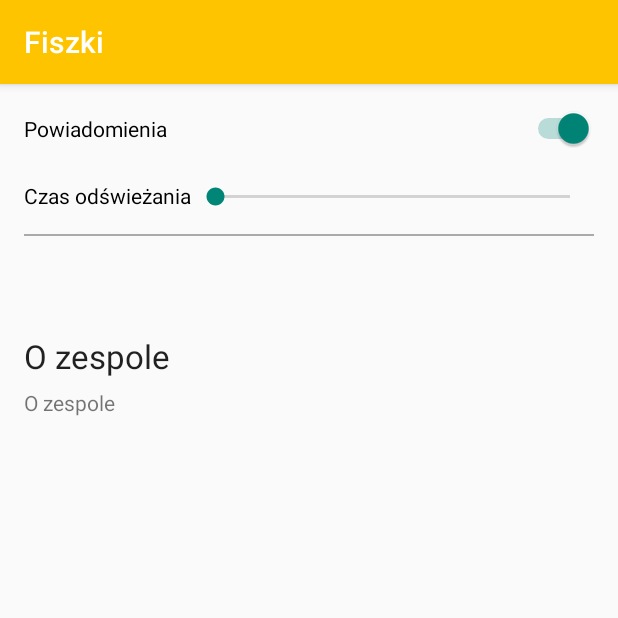
After one commit to rstnewbies/Fiszki, an Android app: the SettingsActivity screen opened directly, with no data from a screen before it, on a phone screen of 412 x 824 dp, the top half of it. The commit adds this screen. Run offline under Robolectric (Android 15) with nearby library versions, the phone set to English and light mode, and no system bars.

Commit message:
Added settings activity and layout

```diff
--- /dev/null
+++ b/app/src/main/java/eu/qm/fiszki/SettingsActivity.java
@@ -0,0 +1,45 @@
+package eu.qm.fiszki;
+
+import android.support.v7.app.ActionBar;
+import android.support.v7.app.AppCompatActivity;
+import android.os.Bundle;
+import android.widget.CompoundButton;
+import android.widget.Switch;
+import android.widget.Toast;
+
+import eu.qm.fiszki.ActivityContainer.MainActivity;
+
+public class SettingsActivity extends AppCompatActivity {
+
+    private  Switch notificationSwitch;
+
+    @Override
+    protected void onCreate(Bundle savedInstanceState) {
+        super.onCreate(savedInstanceState);
+        setContentView(R.layout.activity_settings);
+        notificationSwitch = (Switch) findViewById(R.id.notificationSwitch);
+        notificationSwitch.setChecked(true);
+        notificationSwitch.setOnCheckedChangeListener(new CompoundButton.OnCheckedChangeListener(){
+            @Override
+        public void onCheckedChanged(CompoundButton buttonView, boolean isChecked){
+                if(isChecked){
+                  MainActivity alarm = new MainActivity();
+                  alarm.notOff();
+                }
+                else{
+                    Toast.makeText(getApplicationContext(), "Wylaczony switch", Toast.LENGTH_SHORT).show();
+                }
+            }
+        });
+        //domyślnie po uruchomieniu
+        if(notificationSwitch.isChecked()){
+           // MainActivity alarm = new MainActivity();
+           // alarm.notOff();
+            Toast.makeText(getApplicationContext(), "Wylaczony switch", Toast.LENGTH_SHORT).show();
+        }
+        else{
+            Toast.makeText(getApplicationContext(), "Wylaczony switch", Toast.LENGTH_SHORT).show();
+        }
+    }
+
+}
--- /dev/null
+++ b/app/src/main/res/layout/activity_settings.xml
@@ -0,0 +1,74 @@
+<?xml version="1.0" encoding="utf-8"?>
+<RelativeLayout xmlns:android="http://schemas.android.com/apk/res/android"
+    xmlns:tools="http://schemas.android.com/tools" android:layout_width="match_parent"
+    android:layout_height="match_parent" android:paddingLeft="@dimen/activity_horizontal_margin"
+    android:paddingRight="@dimen/activity_horizontal_margin"
+    android:paddingTop="@dimen/activity_vertical_margin"
+    android:paddingBottom="@dimen/activity_vertical_margin"
+    tools:context="eu.qm.fiszki.SettingsActivity">
+
+    <Switch
+        android:layout_width="wrap_content"
+        android:layout_height="wrap_content"
+        android:id="@+id/notificationSwitch"
+        android:checked="false"
+        android:text="@string/switch_notification"
+        android:layout_alignParentTop="true"
+        android:layout_alignParentLeft="true"
+        android:layout_alignParentStart="true"
+        android:layout_alignRight="@+id/view"
+        android:layout_alignEnd="@+id/view" />
+
+    <View
+        android:layout_width="match_parent"
+        android:layout_height="1dp"
+        android:background="@android:color/darker_gray"
+        android:layout_marginTop="84dp"
+        android:id="@+id/view"
+        android:layout_below="@+id/switch1"
+        android:layout_alignParentLeft="true"
+        android:layout_alignParentStart="true" />
+
+    <TextView
+        android:layout_width="wrap_content"
+        android:layout_height="wrap_content"
+        android:text="O zespole"
+        android:id="@+id/textView5"
+        android:layout_marginTop="101dp"
+        android:layout_below="@+id/view"
+        android:layout_alignParentLeft="true"
+        android:layout_alignParentStart="true" />
+
+    <TextView
+        android:layout_width="wrap_content"
+        android:layout_height="wrap_content"
+        android:textAppearance="?android:attr/textAppearanceLarge"
+        android:text="O zespole"
+        android:id="@+id/textView6"
+        android:layout_alignBottom="@+id/textView5"
+        android:layout_alignParentLeft="true"
+        android:layout_alignParentStart="true"
+        android:layout_marginBottom="26dp" />
+
+    <TextView
+        android:layout_width="wrap_content"
+        android:layout_height="wrap_content"
+        android:textAppearance="?android:attr/textAppearanceSmall"
+        android:text="@string/notification_time"
+        android:id="@+id/textView7"
+        android:layout_marginTop="21dp"
+        android:textColor="#000"
+        android:layout_below="@+id/notificationSwitch"
+        android:layout_alignParentLeft="true"
+        android:layout_alignParentStart="true" />
+
+    <SeekBar
+        android:layout_width="wrap_content"
+        android:layout_height="wrap_content"
+        android:id="@+id/seekBar"
+        android:layout_alignBottom="@+id/textView7"
+        android:layout_toRightOf="@+id/textView7"
+        android:layout_alignRight="@+id/notificationSwitch"
+        android:layout_alignEnd="@+id/notificationSwitch" />
+
+</RelativeLayout>
--- /dev/null
+++ b/app/src/main/res/menu/menu_main.xml
@@ -0,0 +1,6 @@
+<menu xmlns:android="http://schemas.android.com/apk/res/android"
+    xmlns:app="http://schemas.android.com/apk/res-auto"
+    xmlns:tools="http://schemas.android.com/tools" tools:context=".AddWordActivity">
+    <item android:id="@+id/settings" android:title="@string/action_settings"
+        android:orderInCategory="100" app:showAsAction="never" />
+</menu>
--- a/app/src/main/res/values/strings.xml
+++ b/app/src/main/res/values/strings.xml
@@ -15,10 +15,11 @@
     <string name="notification_title">Czas na naukę.</string>
     <string name="notification_message">Przyszedł czas na przetłumaczenie słowa. To pozwoli Ci
                                         szybciej się nauczyć danego języka</string>
-    <string name="empty_base_main_layout">Nie dodałeś jeszcze żadnego słówka. Aby dodaj kliknij plusa
+    <string name="empty_base_main_layout">Nie dodałeś jeszcze żadnego słówka. Aby dodać kliknij plusa
                                         w prawym dolnym rogu.</string>
     <string name="translation_word">Słówko</string>
     <string name="translation_info">Tłumaczenie</string>
     <string name="translation_language">Angielski</string>
-
+    <string name="switch_notification">Powiadomienia</string>
+    <string name="notification_time">Czas odświeżania</string>
 </resources>
```
Also changed, not shown: app/src/main/AndroidManifest.xml (+25 -22 lines), app/src/main/java/eu/qm/fiszki/ActivityContainer/MainActivity.java (+24 -3 lines), app/src/main/res/layout-v15/activity_main.xml (+7 -9 lines), app/src/main/res/layout-v21/activity_main.xml (+7 -9 lines), app/src/main/res/layout/activity_main.xml (+7 -9 lines).
